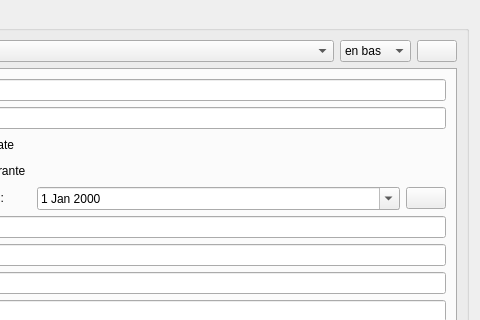
qelectrotech/qelectrotech-source-mirror, file sources/ui/titleblockpropertieswidget.ui: the form before one commit; both pictures show x 174 to 654 and y 0 to 320 of the 654 by 611 pixel window.
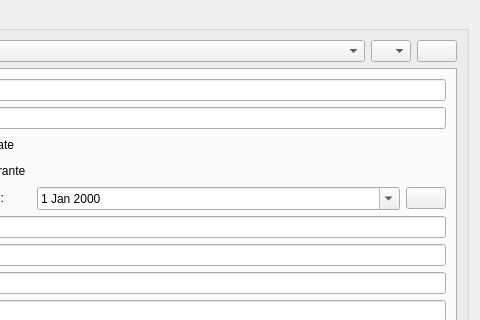
The form after the commit. Icons and pictures are not drawn.

Commit message: icon theme: add new icons for titleblock placement (bottom or right)

Patch:
```diff
--- a/sources/ui/titleblockpropertieswidget.ui
+++ b/sources/ui/titleblockpropertieswidget.ui
@@ -55,29 +55,73 @@
         </item>
         <item>
          <widget class="QComboBox" name="m_display_at_cb">
+          <property name="sizePolicy">
+           <sizepolicy hsizetype="Preferred" vsizetype="Fixed">
+            <horstretch>0</horstretch>
+            <verstretch>0</verstretch>
+           </sizepolicy>
+          </property>
+          <property name="minimumSize">
+           <size>
+            <width>40</width>
+            <height>0</height>
+           </size>
+          </property>
+          <property name="maximumSize">
+           <size>
+            <width>16777215</width>
+            <height>16777215</height>
+           </size>
+          </property>
           <property name="toolTip">
            <string>&lt;html&gt;&lt;head/&gt;&lt;body&gt;&lt;p&gt;Affiche le cartouche en bas (horizontalement) ou à droite (verticalement) du folio.&lt;/p&gt;&lt;/body&gt;&lt;/html&gt;</string>
           </property>
+          <property name="iconSize">
+           <size>
+            <width>22</width>
+            <height>22</height>
+           </size>
+          </property>
           <item>
            <property name="text">
-            <string>en bas</string>
+            <string notr="true"> </string>
+           </property>
+           <property name="icon">
+            <iconset resource="../../qelectrotech.qrc">
+             <normaloff>:/ico/22x22/titleblock-bottom.png</normaloff>:/ico/22x22/titleblock-bottom.png</iconset>
            </property>
           </item>
           <item>
            <property name="text">
-            <string>à droite </string>
+            <string notr="true"> </string>
+           </property>
+           <property name="icon">
+            <iconset resource="../../qelectrotech.qrc">
+             <normaloff>:/ico/22x22/titleblock-right.png</normaloff>:/ico/22x22/titleblock-right.png</iconset>
            </property>
           </item>
          </widget>
         </item>
         <item>
          <widget class="QPushButton" name="m_tbt_pb">
+          <property name="sizePolicy">
+           <sizepolicy hsizetype="Preferred" vsizetype="Fixed">
+            <horstretch>0</horstretch>
+            <verstretch>0</verstretch>
+           </sizepolicy>
+          </property>
           <property name="text">
            <string/>
           </property>
           <property name="icon">
            <iconset resource="../../qelectrotech.qrc">
-            <normaloff>:/ico/16x16/label.png</normaloff>:/ico/16x16/label.png</iconset>
+            <normaloff>:/ico/22x22/edit-rename.png</normaloff>:/ico/22x22/edit-rename.png</iconset>
+          </property>
+          <property name="iconSize">
+           <size>
+            <width>22</width>
+            <height>22</height>
+           </size>
           </property>
           <property name="flat">
            <bool>false</bool>
```
The commit also changes 6 other files.
